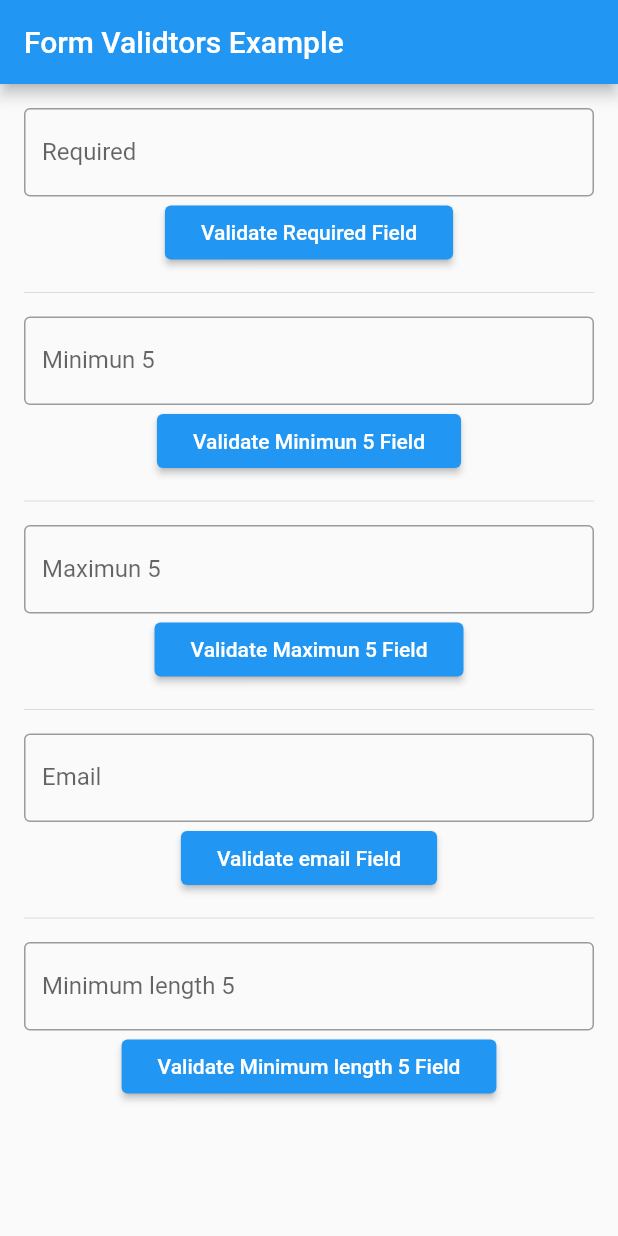
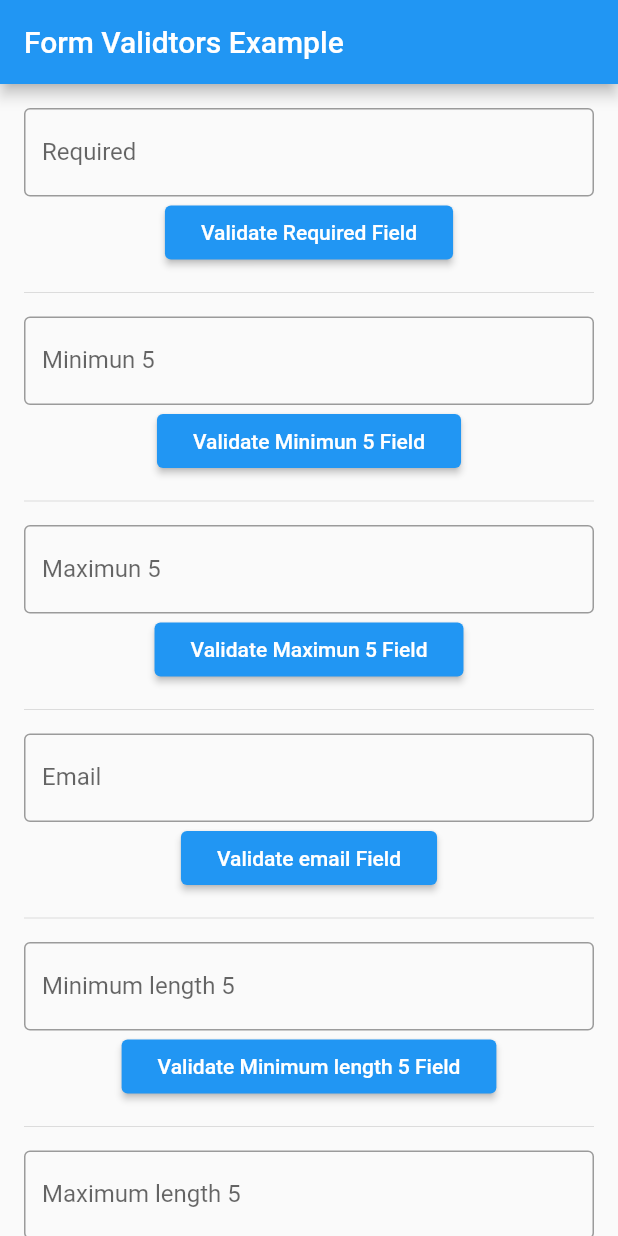
Before and after one commit to aarajput/flutter_form_validators, a Flutter app: the screen it shows after launch, on a phone screen of 412 x 824 dp. Run offline on Flutter 3.47's test engine with Material 2 defaults, Android fonts, the phone set to English and light mode, and no system bars.

```diff
--- a/example/lib/main.dart
+++ b/example/lib/main.dart
@@ -5,6 +5,7 @@ import 'min_validation_container.dart';
 import 'max_validation_container.dart';
 import 'email_validation_container.dart';
 import 'min_length_validation_container.dart';
+import 'max_length_validation_container.dart';
 
 void main() => runApp(MyApp());
 
@@ -59,6 +60,10 @@ class _Body extends StatelessWidget {
         Divider(),
         SizedBox(height: 8),
         MinLengthValidationContainer(),
+        SizedBox(height: 8),
+        Divider(),
+        SizedBox(height: 8),
+        MaxLengthValidationContainer(),
       ],
     );
   }
--- /dev/null
+++ b/example/lib/max_length_validation_container.dart
@@ -0,0 +1,36 @@
+import 'package:flutter/material.dart';
+import 'package:form_validators/form_validators.dart';
+
+class MaxLengthValidationContainer extends StatefulWidget {
+  @override
+  _MaxLengthValidationContainerState createState() =>
+      _MaxLengthValidationContainerState();
+}
+
+class _MaxLengthValidationContainerState
+    extends State<MaxLengthValidationContainer> {
+  final formKey = GlobalKey<FormState>();
+
+  @override
+  Widget build(BuildContext context) {
+    return Form(
+      key: formKey,
+      child: Column(
+        children: [
+          TextFormField(
+            decoration: InputDecoration(
+              labelText: 'Maximum length 5',
+            ),
+            validator: Validators.maxLength(5, 'Characters are greater than 5'),
+          ),
+          RaisedButton(
+            child: Text('Validate Maximum length 5 Field'),
+            onPressed: () {
+              formKey.currentState.validate();
+            },
+          )
+        ],
+      ),
+    );
+  }
+}
```
Also changed, not shown: lib/form_validators.dart (+17 -0 lines), 1 other file.
